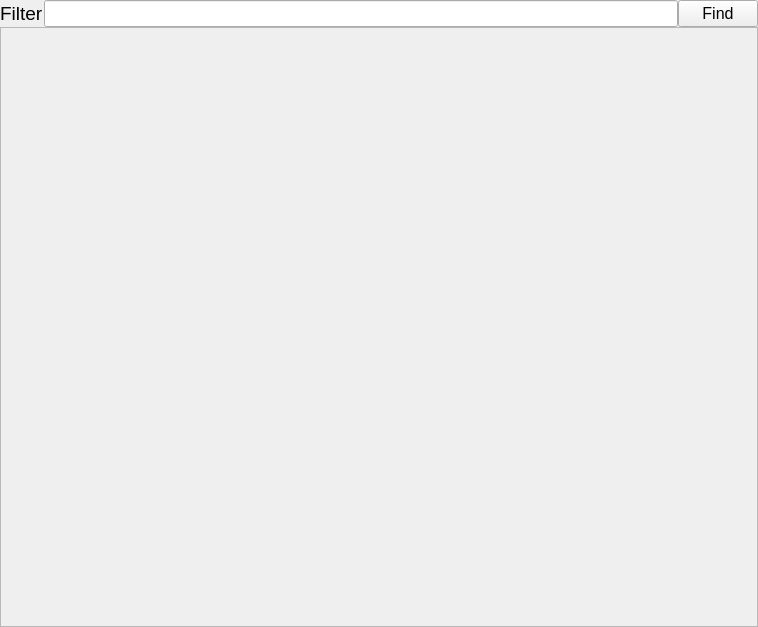
siavash119/qtchan, file threadtab.ui: the form before one commit.
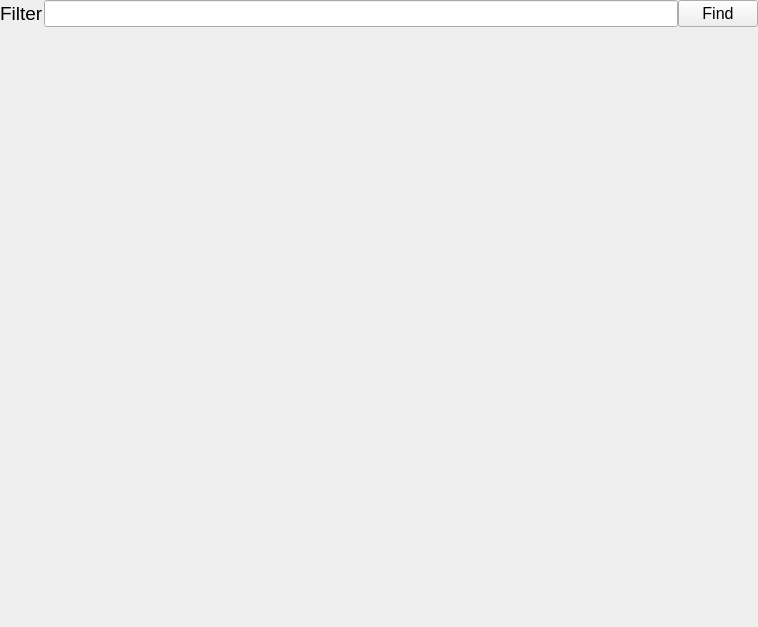
The form after the commit.

Diff of the .ui file:
```diff
--- a/threadtab.ui
+++ b/threadtab.ui
@@ -6,7 +6,7 @@
    <rect>
     <x>0</x>
     <y>0</y>
-    <width>400</width>
+    <width>758</width>
     <height>627</height>
    </rect>
   </property>
@@ -96,6 +96,12 @@
      <property name="autoFillBackground">
       <bool>false</bool>
      </property>
+     <property name="frameShape">
+      <enum>QFrame::NoFrame</enum>
+     </property>
+     <property name="lineWidth">
+      <number>0</number>
+     </property>
      <property name="sizeAdjustPolicy">
       <enum>QAbstractScrollArea::AdjustToContentsOnFirstShow</enum>
      </property>
@@ -110,8 +116,8 @@
        <rect>
         <x>0</x>
         <y>0</y>
-        <width>756</width>
-        <height>598</height>
+        <width>758</width>
+        <height>600</height>
        </rect>
       </property>
       <property name="sizePolicy">
```
